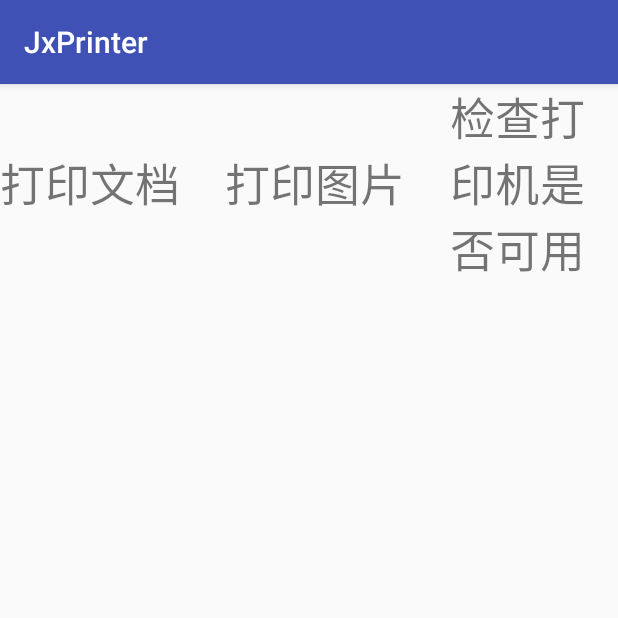
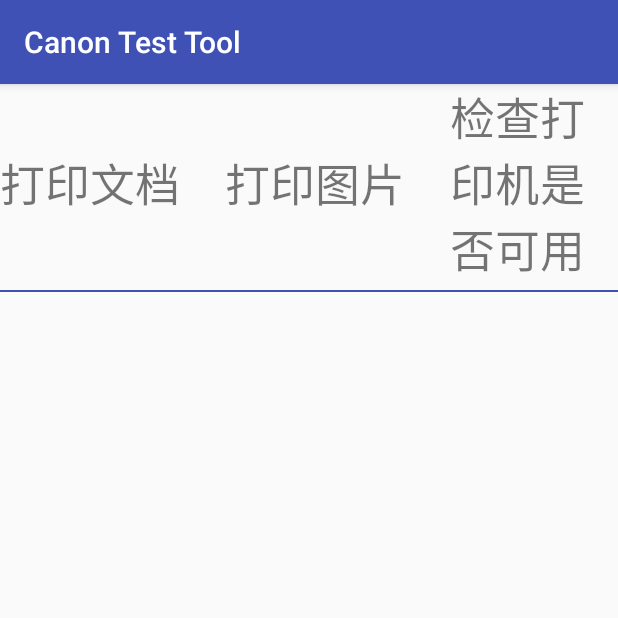
Before and after one commit to jiaxin262/printer, an Android app: the screen it shows after launch (MainActivity), on a phone screen of 412 x 824 dp, the top half of it. Run offline under Robolectric (Android 15) with nearby library versions, the phone set to English and light mode, and no system bars.

Commit message:
add log view;

```diff
--- a/app/src/main/java/com/yumao/jason/jxprinter/MainActivity.java
+++ b/app/src/main/java/com/yumao/jason/jxprinter/MainActivity.java
@@ -1,12 +1,9 @@
 package com.yumao.jason.jxprinter;
 
 import android.content.Context;
-import android.content.Intent;
 import android.content.SharedPreferences;
 import android.graphics.Bitmap;
 import android.graphics.BitmapFactory;
-import android.net.Uri;
-import android.os.Environment;
 import android.os.Handler;
 import android.os.Looper;
 import android.print.PrintAttributes;
@@ -22,7 +19,10 @@ import android.widget.LinearLayout;
 import android.widget.TextView;
 import android.widget.Toast;
 
-import java.io.File;
+import com.yumao.jason.jxprinter.adapter.MyPrintDocumentAdapter;
+import com.yumao.jason.jxprinter.adapter.MyPrintImageAdapter;
+import com.yumao.jason.jxprinter.view.LogView;
+
 import java.util.List;
 
 public class MainActivity extends AppCompatActivity implements View.OnClickListener {
@@ -31,51 +31,38 @@ public class MainActivity extends AppCompatActivity implements View.OnClickListe
 
     public static final String SP_NAME_CANON_PRINTER_HELPER = "canon_printer_helper";
     public static final String CHECK_PRINTER_VALID_NAME = "check-printer-valid";
+    // 打印份数
+    public static final String EXTRA_PRINT_COPIES = "CANON_PRINT_COPIES";
+    // 打印服务UI透明度 0-1
+    public static final String EXTRA_PRINT_PAGE_ALPHA = "CANON_PRINT_PAGE_ALPHA";
+    // 是否自动触发打印
+    public static final String EXTRA_PRINT_AUTO_START = "CANON_PRINT_AUTP_START";
+    private static final PrintAttributes.MediaSize L_89_127 = new PrintAttributes.MediaSize("CANON_MEDIA_SIZE_L",
+            "L 89x127mm", 3503, 5000);
+    private static final String TEST_PDF_PATH = "/mnt/internal_sd/tmp/test.pdf";
+    private static final String TEST_IMG_PDF_PATH = "/mnt/internal_sd/tmp/Marvel.pdf";
 
-    // pdf文件路径
-    public static final String EXTRA_PRINT_PDF_FILE_PATH =
-            "CANON_PRINT_PDF_FILE_PATH";
-    // 打印份数
-    public static final String EXTRA_PRINT_COPIES =
-            "CANON_PRINT_COPIES";
-
-    // 打印服务UI透明度 0-1
-    public static final String EXTRA_PRINT_PAGE_ALPHA =
-            "CANON_PRINT_PAGE_ALPHA";
-    // 是否自动触发打印
-    public static final String EXTRA_PRINT_AUTO_START =
-            "CANON_PRINT_AUTP_START";
-
+    private static final int TOTAL_PAGE_COUNT = 4;
     private static final int ORIENTATION_PORTRAIT = 0;
     private static final int ORIENTATION_LANDSCAPE = 1;
 
-    private static final PrintAttributes.MediaSize L_89_127 = new PrintAttributes.MediaSize("CANON_MEDIA_SIZE_L",
-            "L 89x127mm", 3503, 5000);
-
-    private static final String TEST_PDF_PATH = "/mnt/internal_sd/tmp/test.pdf";
-    private static final String TEST_IMG_PDF_PATH = "/mnt/internal_sd/tmp/Marvel.pdf";
-    private static final int TOTAL_PAGE_COUNT = 4;
-
     private TextView mPrintDocTv;
     private TextView mPrintImgTv;
-    private LinearLayout mPrintLogLl;
-
     private TextView mCheckPrinterValidTv;
+    private LogView mLogContainer;
 
     private PrintManager mPrintManager;
     private Handler mHandler = new Handler(Looper.getMainLooper());
+    private SharedPreferences mPrintAttrsSp;
+
     private int mPrintJobState;
     private String mPrintJobStateReason;
-
     private float mUiAlpha = 1;
     private boolean mAutoStartPrint = false;
-
     private String mImgFilePath;
     private String mPdfFilePath;
     private int mCopies = 1;
     private int mOrientation; // 0是纵向,1是横向
-
-    private SharedPreferences mPrintAttrsSp;
 
     @Override
     protected void onCreate(Bundle savedInstanceState) {
@@ -84,9 +71,8 @@ public class MainActivity extends AppCompatActivity implements View.OnClickListe
 
         mPrintDocTv = (TextView) findViewById(R.id.print_doc_tv);
         mPrintImgTv = (TextView) findViewById(R.id.print_img_tv);
-        mPrintLogLl = (LinearLayout) findViewById(R.id.print_log_ll);
         mCheckPrinterValidTv = (TextView) findViewById(R.id.check_printer_valid);
-
+        mLogContainer = (LogView) findViewById(R.id.log_view_container_ll);
 
         mPrintDocTv.setOnClickListener(this);
         mPrintImgTv.setOnClickListener(this);
@@ -147,42 +133,43 @@ public class MainActivity extends AppCompatActivity implements View.OnClickListe
         if (printJob == null) {
             Log.e(TAG, "printJob is null!!!");
         }
-        PrintJobId printJobId = printJob.getId();
+        String printJobId = printJob.getId().toString();
         PrintJobInfo printJobInfo = printJob.getInfo();
         Log.d(TAG, "printJobInfo:" + printJobInfo.toString());
         mPrintJobState = printJobInfo.getState();
         mPrintJobStateReason = parseTag(printJobInfo.toString());
         Log.d(TAG, "print state:" + mPrintJobState);
         if (mPrintJobState == PrintJobInfo.STATE_CREATED) {
-            Log.d(TAG, "print job " + printJobId.toString() + " is created");
+            Log.d(TAG, "print job " + printJobId + " is created");
+            mLogContainer.addLog("state:" + mPrintJobState + " 打印任务已创建 jobId:" + printJobId);
             postRequestDelay(printJob);
         } else if (mPrintJobState == PrintJobInfo.STATE_BLOCKED) {
-            Log.d(TAG, "print job " + printJobId.toString() + " is blocked");
+            Log.d(TAG, "print job " + printJobId + " is blocked");
+            mLogContainer.addLog("state:" + mPrintJobState + " 打印任务阻塞,已取消");
             Toast toast = Toast.makeText(MainActivity.this, "打印任务阻塞,已取消", Toast.LENGTH_LONG);
             toast.show();
-            cancelPrintJob(printJobId);
+            cancelPrintJob(printJob.getId());
         } else if (mPrintJobState == PrintJobInfo.STATE_CANCELED) {
-            Log.d(TAG, "print job " + printJobId.toString() + " is cancelled, printJobInfo.getLabel():" + printJobInfo.getLabel());
+            Log.d(TAG, "print job " + printJobId + " is cancelled, printJobInfo.getLabel():" + printJobInfo.getLabel());
+            mLogContainer.addLog("state:" + mPrintJobState + " 打印任务已取消");
             if (CHECK_PRINTER_VALID_NAME.equals(printJobInfo.getLabel())) {
                 Log.d(TAG, "CHECK_PRINTER_VALID_NAME cancel");
                 Toast toast = Toast.makeText(MainActivity.this, "检查任务-检查到打印机不可用", Toast.LENGTH_SHORT);
                 toast.show();
-            } else {
-                Log.d(TAG, "normal print job cancel");
-                Toast toast = Toast.makeText(MainActivity.this, "打印任务-打印机不可用", Toast.LENGTH_SHORT);
-                toast.show();
             }
         } else if (mPrintJobState == PrintJobInfo.STATE_COMPLETED) {
-            Log.d(TAG, "print job " + printJobId.toString() + " is completed");
-
+            Log.d(TAG, "print job " + printJobId + " is completed");
+            mLogContainer.addLog("state:" + mPrintJobState + " 打印任务已完成");
         } else if (mPrintJobState == PrintJobInfo.STATE_FAILED) {
-            Log.d(TAG, "print job " + printJobId.toString() + " is failed");
-
+            Log.d(TAG, "print job " + printJobId + " is failed");
+            mLogContainer.addLog("state:" + mPrintJobState + " 打印任务失败");
         } else if (mPrintJobState == PrintJobInfo.STATE_QUEUED) {
-            Log.d(TAG, "print job " + printJobId.toString() + " is queued");
+            Log.d(TAG, "print job " + printJobId + " is queued");
+            mLogContainer.addLog("state:" + mPrintJobState + " 打印任务已入队列");
             postRequestDelay(printJob);
         } else if (mPrintJobState == PrintJobInfo.STATE_STARTED) {
-            Log.d(TAG, "print job " + printJobId.toString() + " is started");
+            Log.d(TAG, "print job " + printJobId + " is started");
+            mLogContainer.addLog("state:" + mPrintJobState + " 打印任务已开始");
             postRequestDelay(printJob);
         }
     }
@@ -274,10 +261,8 @@ public class MainActivity extends AppCompatActivity implements View.OnClickListe
         mCopies = 1;
         mOrientation = ORIENTATION_LANDSCAPE;
         SharedPreferences.Editor printAttrEditor = mPrintAttrsSp.edit();
-        printAttrEditor.putString(EXTRA_PRINT_PDF_FILE_PATH, mPdfFilePath);
         // 打印份数
         printAttrEditor.putString(EXTRA_PRINT_COPIES, String.valueOf(mCopies));
-
         printAttrEditor.putFloat(EXTRA_PRINT_PAGE_ALPHA, mUiAlpha);
         printAttrEditor.putBoolean(EXTRA_PRINT_AUTO_START, mAutoStartPrint);
         printAttrEditor.commit();
--- a/app/src/main/java/com/yumao/jason/jxprinter/MyPrintDocumentAdapter.java
+++ b/app/src/main/java/com/yumao/jason/jxprinter/adapter/MyPrintDocumentAdapter.java
@@ -1,4 +1,4 @@
-package com.yumao.jason.jxprinter;
+package com.yumao.jason.jxprinter.adapter;
 
 import android.content.Context;
 import android.graphics.Canvas;
--- a/app/src/main/java/com/yumao/jason/jxprinter/MyPrintImageAdapter.java
+++ b/app/src/main/java/com/yumao/jason/jxprinter/adapter/MyPrintImageAdapter.java
@@ -1,4 +1,4 @@
-package com.yumao.jason.jxprinter;
+package com.yumao.jason.jxprinter.adapter;
 
 import android.content.Context;
 import android.graphics.Bitmap;
--- /dev/null
+++ b/app/src/main/java/com/yumao/jason/jxprinter/view/LogView.java
@@ -0,0 +1,49 @@
+package com.yumao.jason.jxprinter.view;
+
+import android.content.Context;
+import android.support.annotation.Nullable;
+import android.util.AttributeSet;
+import android.util.Log;
+import android.util.TypedValue;
+import android.view.LayoutInflater;
+import android.widget.LinearLayout;
+import android.widget.ScrollView;
+import android.widget.TextView;
+
+import com.yumao.jason.jxprinter.R;
+
+import java.util.Date;
+
+public class LogView extends ScrollView{
+    public static final String TAG = "LogView";
+
+    private Context mContext;
+    private LinearLayout mLogViewRootLl;
+
+    public LogView(Context context) {
+        super(context);
+        initView(context, null);
+    }
+
+    public LogView(Context context, @Nullable AttributeSet attrs) {
+        super(context, attrs);
+        initView(context, attrs);
+    }
+
+    private void initView(Context context, AttributeSet attrs) {
+        Log.d(TAG, "initView()");
+        this.mContext = context;
+        LayoutInflater.from(context).inflate(R.layout.log_view_layout, this);
+        mLogViewRootLl = (LinearLayout) findViewById(R.id.log_view_root_ll);
+    }
+
+    public void addLog(String log) {
+        Log.d(TAG, "addLog() log:" + log);
+        Date date = new Date();
+        TextView tv = new TextView(mContext);
+        tv.setText(log);
+        tv.setTextSize(TypedValue.COMPLEX_UNIT_SP, 12);
+        tv.setPadding(5, 5, 5, 5);
+        mLogViewRootLl.addView(tv);
+    }
+}
--- a/app/src/main/res/layout/activity_main.xml
+++ b/app/src/main/res/layout/activity_main.xml
@@ -34,19 +34,18 @@
             android:textSize="30dp" />
     </LinearLayout>
 
-    <ScrollView
+    <View
         android:layout_width="match_parent"
-        android:layout_height="match_parent"
-        android:layout_marginTop="10dp">
+        android:layout_height="1dp"
+        android:layout_marginTop="5dp"
+        android:layout_marginBottom="5dp"
+        android:background="@color/colorPrimary"/>
 
-        <LinearLayout
-            android:id="@+id/print_log_ll"
-            android:layout_width="match_parent"
-            android:layout_height="match_parent"
-            android:orientation="vertical">
+    <com.yumao.jason.jxprinter.view.LogView
+        android:id="@+id/log_view_container_ll"
+        android:layout_width="match_parent"
+        android:layout_height="match_parent">
 
-        </LinearLayout>
-
-    </ScrollView>
+    </com.yumao.jason.jxprinter.view.LogView>
 
 </LinearLayout>
--- /dev/null
+++ b/app/src/main/res/layout/log_view_layout.xml
@@ -0,0 +1,10 @@
+<?xml version="1.0" encoding="utf-8"?>
+<LinearLayout xmlns:android="http://schemas.android.com/apk/res/android"
+    android:id="@+id/log_view_root_ll"
+    android:layout_width="match_parent"
+    android:layout_height="match_parent"
+    android:orientation="vertical"
+    android:padding="10dp">
+
+
+</LinearLayout>
--- a/app/src/main/res/values/strings.xml
+++ b/app/src/main/res/values/strings.xml
@@ -1,3 +1,3 @@
 <resources>
-    <string name="app_name">JxPrinter</string>
+    <string name="app_name">Canon Test Tool</string>
 </resources>
```
